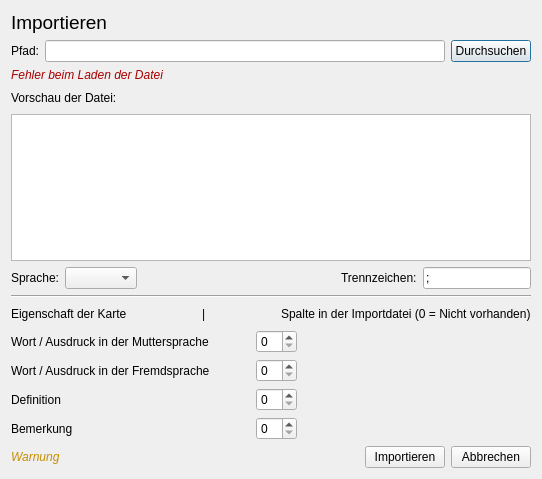
Above: Client/importCSV.ui from samuelx12/Vocitrainer before the change. Below: the same form after it.
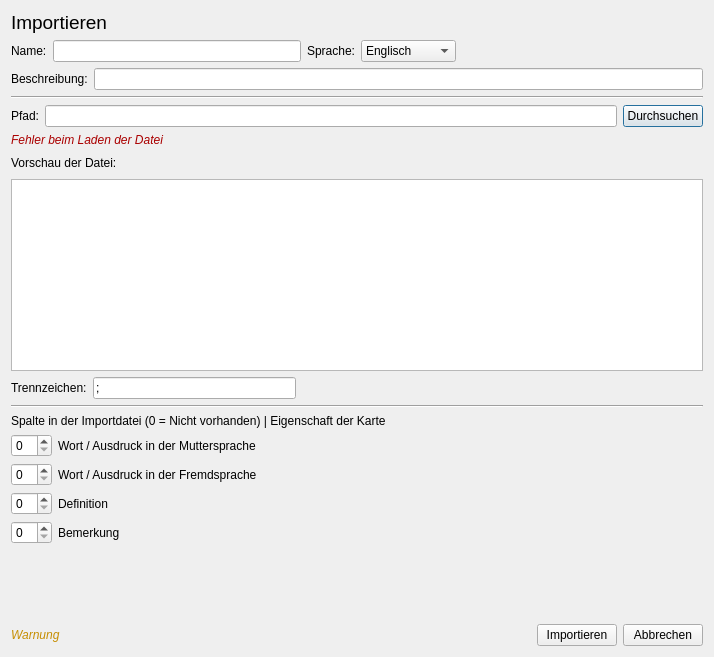
That is the form after the change.

Patch:
```diff
--- a/Client/importCSV.ui
+++ b/Client/importCSV.ui
@@ -6,8 +6,8 @@
    <rect>
     <x>0</x>
     <y>0</y>
-    <width>542</width>
-    <height>479</height>
+    <width>714</width>
+    <height>657</height>
    </rect>
   </property>
   <property name="windowTitle">
@@ -26,6 +26,90 @@
      </property>
     </widget>
    </item>
+   <item>
+    <layout class="QHBoxLayout" name="horizontalLayout_8">
+     <item>
+      <widget class="QLabel" name="lbl_name">
+       <property name="text">
+        <string>Name:</string>
+       </property>
+      </widget>
+     </item>
+     <item>
+      <widget class="QLineEdit" name="txt_name"/>
+     </item>
+     <item>
+      <widget class="QLabel" name="lbl_sprache">
+       <property name="text">
+        <string>Sprache:</string>
+       </property>
+      </widget>
+     </item>
+     <item>
+      <widget class="QComboBox" name="cmb_sprache">
+       <item>
+        <property name="text">
+         <string>Englisch</string>
+        </property>
+       </item>
+       <item>
+        <property name="text">
+         <string>Französisch</string>
+        </property>
+       </item>
+       <item>
+        <property name="text">
+         <string>Latein</string>
+        </property>
+       </item>
+       <item>
+        <property name="text">
+         <string>Spanisch</string>
+        </property>
+       </item>
+       <item>
+        <property name="text">
+         <string>Italienisch</string>
+        </property>
+       </item>
+      </widget>
+     </item>
+     <item>
+      <spacer name="horizontalSpacer_3">
+       <property name="orientation">
+        <enum>Qt::Horizontal</enum>
+       </property>
+       <property name="sizeHint" stdset="0">
+        <size>
+         <width>40</width>
+         <height>20</height>
+        </size>
+       </property>
+      </spacer>
+     </item>
+    </layout>
+   </item>
+   <item>
+    <layout class="QHBoxLayout" name="horizontalLayout_10">
+     <item>
+      <widget class="QLabel" name="lbl_beschreibung">
+       <property name="text">
+        <string>Beschreibung:</string>
+       </property>
+      </widget>
+     </item>
+     <item>
+      <widget class="QLineEdit" name="txt_beschreibung"/>
+     </item>
+    </layout>
+   </item>
+   <item>
+    <widget class="Line" name="line_2">
+     <property name="orientation">
+      <enum>Qt::Horizontal</enum>
+     </property>
+    </widget>
+   </item>
    <item>
     <layout class="QHBoxLayout" name="horizontalLayout">
      <item>
@@ -106,42 +190,6 @@
    </item>
    <item>
     <layout class="QHBoxLayout" name="horizontalLayout_3">
-     <item>
-      <widget class="QLabel" name="lbl_sprache">
-       <property name="text">
-        <string>Sprache:</string>
-       </property>
-      </widget>
-     </item>
-     <item>
-      <widget class="QComboBox" name="cmb_sprache"/>
-     </item>
-     <item>
-      <spacer name="horizontalSpacer_2">
-       <property name="orientation">
-        <enum>Qt::Horizontal</enum>
-       </property>
-       <property name="sizeHint" stdset="0">
-        <size>
-         <width>40</width>
-         <height>20</height>
-        </size>
-       </property>
-      </spacer>
-     </item>
-     <item>
-      <spacer name="horizontalSpacer_3">
-       <property name="orientation">
-        <enum>Qt::Horizontal</enum>
-       </property>
-       <property name="sizeHint" stdset="0">
-        <size>
-         <width>40</width>
-         <height>20</height>
-        </size>
-       </property>
-      </spacer>
-     </item>
      <item>
       <widget class="QLabel" name="lbl_trennzeichen">
        <property name="text">
@@ -156,6 +204,32 @@
        </property>
       </widget>
      </item>
+     <item>
+      <spacer name="horizontalSpacer_4">
+       <property name="orientation">
+        <enum>Qt::Horizontal</enum>
+       </property>
+       <property name="sizeHint" stdset="0">
+        <size>
+         <width>40</width>
+         <height>20</height>
+        </size>
+       </property>
+      </spacer>
+     </item>
+     <item>
+      <spacer name="horizontalSpacer_12">
+       <property name="orientation">
+        <enum>Qt::Horizontal</enum>
+       </property>
+       <property name="sizeHint" stdset="0">
+        <size>
+         <width>40</width>
+         <height>20</height>
+        </size>
+       </property>
+      </spacer>
+     </item>
     </layout>
    </item>
    <item>
@@ -165,63 +239,22 @@
      </property>
     </widget>
    </item>
+   <item>
+    <widget class="QLabel" name="lbl_EigenschaftKarte">
+     <property name="text">
+      <string>Spalte in der Importdatei (0 = Nicht vorhanden) | Eigenschaft der Karte</string>
+     </property>
+    </widget>
+   </item>
    <item>
     <layout class="QHBoxLayout" name="horizontalLayout_9">
      <item>
-      <widget class="QLabel" name="lbl_EigenschaftKarte">
-       <property name="text">
-        <string>Eigenschaft der Karte</string>
-       </property>
-      </widget>
-     </item>
-     <item>
-      <spacer name="horizontalSpacer_9">
-       <property name="orientation">
-        <enum>Qt::Horizontal</enum>
-       </property>
-       <property name="sizeHint" stdset="0">
-        <size>
-         <width>40</width>
-         <height>20</height>
-        </size>
-       </property>
-      </spacer>
-     </item>
-     <item>
-      <widget class="QLabel" name="lbl_Trenner">
-       <property name="text">
-        <string>|</string>
-       </property>
-      </widget>
-     </item>
-     <item>
-      <spacer name="horizontalSpacer_10">
-       <property name="orientation">
-        <enum>Qt::Horizontal</enum>
-       </property>
-       <property name="sizeHint" stdset="0">
-        <size>
-         <width>40</width>
-         <height>20</height>
-        </size>
-       </property>
-      </spacer>
-     </item>
-     <item>
-      <widget class="QLabel" name="lbl_SpalteDatei">
-       <property name="text">
-        <string>Spalte in der Importdatei (0 = Nicht vorhanden)</string>
-       </property>
-      </widget>
-     </item>
-    </layout>
-   </item>
-   <item>
-    <layout class="QHBoxLayout" name="horizontalLayout_10">
-     <item>
       <layout class="QVBoxLayout" name="verticalLayout">
        <item>
-        <layout class="QHBoxLayout" name="horizontalLayout_8">
+        <layout class="QHBoxLayout" name="horizontalLayout_11">
+         <item>
+          <widget class="QSpinBox" name="int_spalteWort"/>
+         </item>
          <item>
           <widget class="QLabel" name="lbl_muttersprache">
            <property name="text">
@@ -230,7 +263,7 @@
           </widget>
          </item>
          <item>
-          <spacer name="horizontalSpacer_5">
+          <spacer name="horizontalSpacer_9">
            <property name="orientation">
             <enum>Qt::Horizontal</enum>
            </property>
@@ -242,13 +275,13 @@
            </property>
           </spacer>
          </item>
-         <item>
-          <widget class="QSpinBox" name="int_spalteWort"/>
-         </item>
         </layout>
        </item>
        <item>
         <layout class="QHBoxLayout" name="horizontalLayout_7">
+         <item>
+          <widget class="QSpinBox" name="int_spalteFremdwort"/>
+         </item>
          <item>
           <widget class="QLabel" name="lbl_Fremdsprache">
            <property name="text">
@@ -257,7 +290,7 @@
           </widget>
          </item>
          <item>
-          <spacer name="horizontalSpacer_6">
+          <spacer name="horizontalSpacer_8">
            <property name="orientation">
             <enum>Qt::Horizontal</enum>
            </property>
@@ -269,13 +302,13 @@
            </property>
           </spacer>
          </item>
-         <item>
-          <widget class="QSpinBox" name="int_spalteFremdwort"/>
-         </item>
         </layout>
        </item>
        <item>
         <layout class="QHBoxLayout" name="horizontalLayout_6">
+         <item>
+          <widget class="QSpinBox" name="int_spalteDefinition"/>
+         </item>
          <item>
           <widget class="QLabel" name="lbl_Definition">
            <property name="text">
@@ -284,7 +317,7 @@
           </widget>
          </item>
          <item>
-          <spacer name="horizontalSpacer_7">
+          <spacer name="horizontalSpacer_6">
            <property name="orientation">
             <enum>Qt::Horizontal</enum>
            </property>
@@ -296,13 +329,13 @@
            </property>
           </spacer>
          </item>
-         <item>
-          <widget class="QSpinBox" name="int_spalteDefinition"/>
-         </item>
         </layout>
        </item>
        <item>
         <layout class="QHBoxLayout" name="horizontalLayout_5">
+         <item>
+          <widget class="QSpinBox" name="int_spalteBemerkung"/>
+         </item>
          <item>
           <widget class="QLabel" name="lbl_Bemerkung">
            <property name="text">
@@ -311,7 +344,7 @@
           </widget>
          </item>
          <item>
-          <spacer name="horizontalSpacer_8">
+          <spacer name="horizontalSpacer_7">
            <property name="orientation">
             <enum>Qt::Horizontal</enum>
            </property>
@@ -323,15 +356,12 @@
            </property>
           </spacer>
          </item>
-         <item>
-          <widget class="QSpinBox" name="int_spalteBemerkung"/>
-         </item>
         </layout>
        </item>
       </layout>
      </item>
      <item>
-      <spacer name="horizontalSpacer_11">
+      <spacer name="horizontalSpacer_5">
        <property name="orientation">
         <enum>Qt::Horizontal</enum>
        </property>
@@ -353,7 +383,7 @@
      <property name="sizeHint" stdset="0">
       <size>
        <width>20</width>
-       <height>13</height>
+       <height>62</height>
       </size>
      </property>
     </spacer>
```
Left out of the diff: 3 changed lines with no effect on the pictures.
